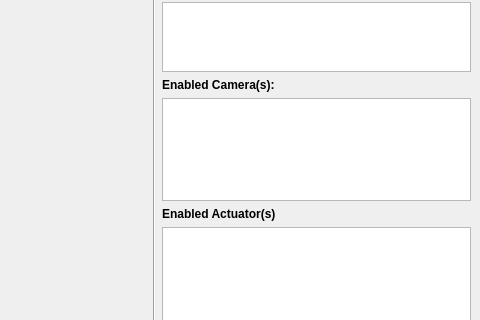
Qt form wadas/ui/qt/mainwindow.ui (wadas-project/WADAS) before a commit; both pictures show x 662 to 1142 and y 235 to 555 of the 1142 by 791 pixel window.
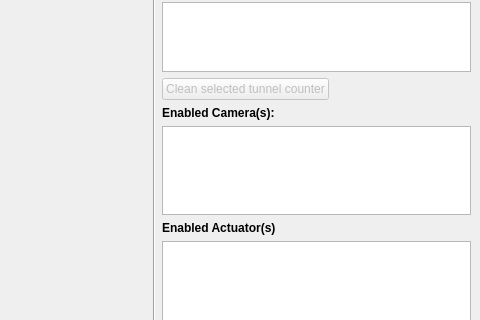
The same form after that commit. Icons and pictures are not drawn.

Commit message:
Tunnels clear counter button introduced (#196)
* Introduced Tunnels clear counter button

In order to avoid negative counting of animal into tunnels, a clear counter button has been in UI to allow user to force counter reset.

* addressed PR comments

Diff of the .ui file:
```diff
--- a/wadas/ui/qt/mainwindow.ui
+++ b/wadas/ui/qt/mainwindow.ui
@@ -145,6 +145,22 @@
       <item>
        <widget class="QListWidget" name="listWidget_en_tunnels"/>
       </item>
+      <item>
+       <widget class="QPushButton" name="pushButton_clean_tunnel_counter">
+        <property name="enabled">
+         <bool>false</bool>
+        </property>
+        <property name="sizePolicy">
+         <sizepolicy hsizetype="Fixed" vsizetype="Fixed">
+          <horstretch>0</horstretch>
+          <verstretch>0</verstretch>
+         </sizepolicy>
+        </property>
+        <property name="text">
+         <string>Clean selected tunnel counter</string>
+        </property>
+       </widget>
+      </item>
       <item>
        <widget class="QLabel" name="label">
         <property name="sizePolicy">
```
Left out of the diff: 44 changed lines with no effect on the pictures. The commit also changes 3 other files.
